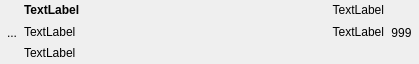
Qt form qofia-ffi/contact_item_view.ui (envsh/tox-homeserver) before a commit.
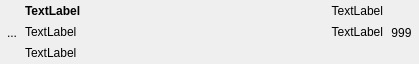
The same form after that commit. Icons and pictures are not drawn.

What changed in the file:
```diff
--- a/qofia-ffi/contact_item_view.ui
+++ b/qofia-ffi/contact_item_view.ui
@@ -27,13 +27,13 @@
   </property>
   <layout class="QHBoxLayout" name="horizontalLayout_3">
    <property name="spacing">
-    <number>0</number>
+    <number>1</number>
    </property>
    <property name="leftMargin">
     <number>0</number>
    </property>
    <property name="topMargin">
-    <number>0</number>
+    <number>1</number>
    </property>
    <property name="rightMargin">
     <number>0</number>
@@ -46,6 +46,12 @@
      <property name="spacing">
       <number>0</number>
      </property>
+     <property name="topMargin">
+      <number>0</number>
+     </property>
+     <property name="bottomMargin">
+      <number>0</number>
+     </property>
      <item>
       <spacer name="verticalSpacer_3">
        <property name="orientation">
```
